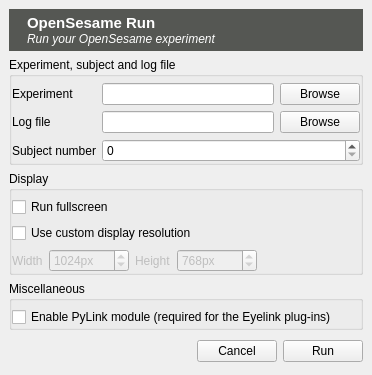
Qt form resources/ui/opensesamerun.ui (open-cogsci/OpenSesame) before a commit.
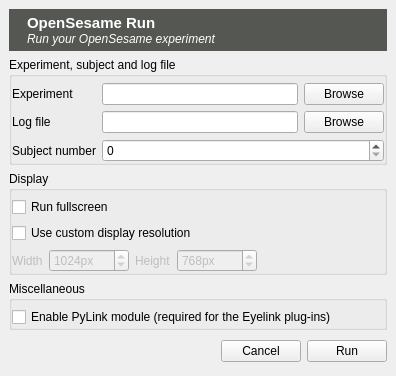
The same form after that commit. Icons and pictures are not drawn.

Diff of the .ui file:
```diff
--- a/resources/ui/opensesamerun.ui
+++ b/resources/ui/opensesamerun.ui
@@ -6,8 +6,8 @@
    <rect>
     <x>0</x>
     <y>0</y>
-    <width>372</width>
-    <height>375</height>
+    <width>396</width>
+    <height>376</height>
    </rect>
   </property>
   <property name="windowTitle">
```
Left out of the diff: 18 changed lines with no effect on the pictures.
